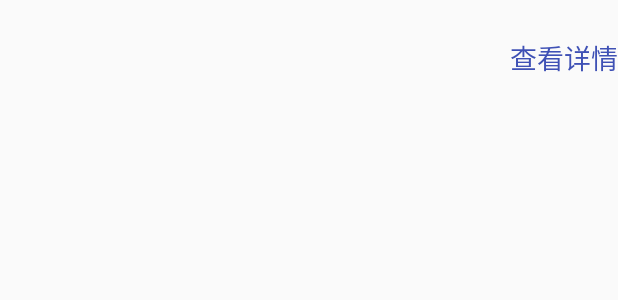
After one commit to 603lyy/cis, an Android app: the layout item_record.xml on its own in the app's theme, with its tools: preview values and no code run, on a phone screen of 412 x 824 dp. The commit adds this screen. Shown: the top 300 px of the screen. Run offline under Robolectric (Android 15) with nearby library versions, the phone set to English and light mode, and no system bars.

Commit message:
创建巡查记录界面

```diff
--- a/app/src/main/java/com/yaheen/cis/activity/LoginActivity.java
+++ b/app/src/main/java/com/yaheen/cis/activity/LoginActivity.java
@@ -83,7 +83,7 @@ public class LoginActivity extends PermissionActivity {
 //        }
 //        DefaultPrefsUtil.setUserName(name);
 
-        Intent intent = new Intent(this,PatrolSettingActivity.class);
+        Intent intent = new Intent(this,TurnActivity.class);
         startActivity(intent);
     }
 
--- /dev/null
+++ b/app/src/main/res/layout/item_record.xml
@@ -0,0 +1,21 @@
+<?xml version="1.0" encoding="utf-8"?>
+<LinearLayout xmlns:android="http://schemas.android.com/apk/res/android"
+    android:layout_width="match_parent"
+    android:layout_height="80dp"
+    android:orientation="vertical">
+
+    <TextView
+        android:id="@+id/tv_describe"
+        android:layout_width="match_parent"
+        android:layout_height="wrap_content" />
+
+    <TextView
+        android:text="@string/record_detail"
+        android:layout_width="match_parent"
+        android:textSize="18dp"
+        android:layout_marginTop="5dp"
+        android:textColor="@color/colorPrimary"
+        android:gravity="end"
+        android:layout_height="wrap_content" />
+
+</LinearLayout>
--- a/app/src/main/res/values/strings.xml
+++ b/app/src/main/res/values/strings.xml
@@ -19,4 +19,6 @@
     <string name="detail_location">定位信息：</string>
     <string name="detail_commit">上报</string>
 
+    <string name="record_detail">查看详情</string>
+
 </resources>
```
Also changed, not shown: app/src/main/AndroidManifest.xml (+10 -8 lines), app/src/main/java/com/yaheen/cis/activity/RecordActivity.java (added, +30 -0 lines), app/src/main/java/com/yaheen/cis/activity/TurnActivity.java (+5 -2 lines), app/src/main/java/com/yaheen/cis/adapter/RecordAdapter.java (added, +27 -0 lines), app/src/main/res/layout/activity_record.xml (added, +16 -0 lines).
